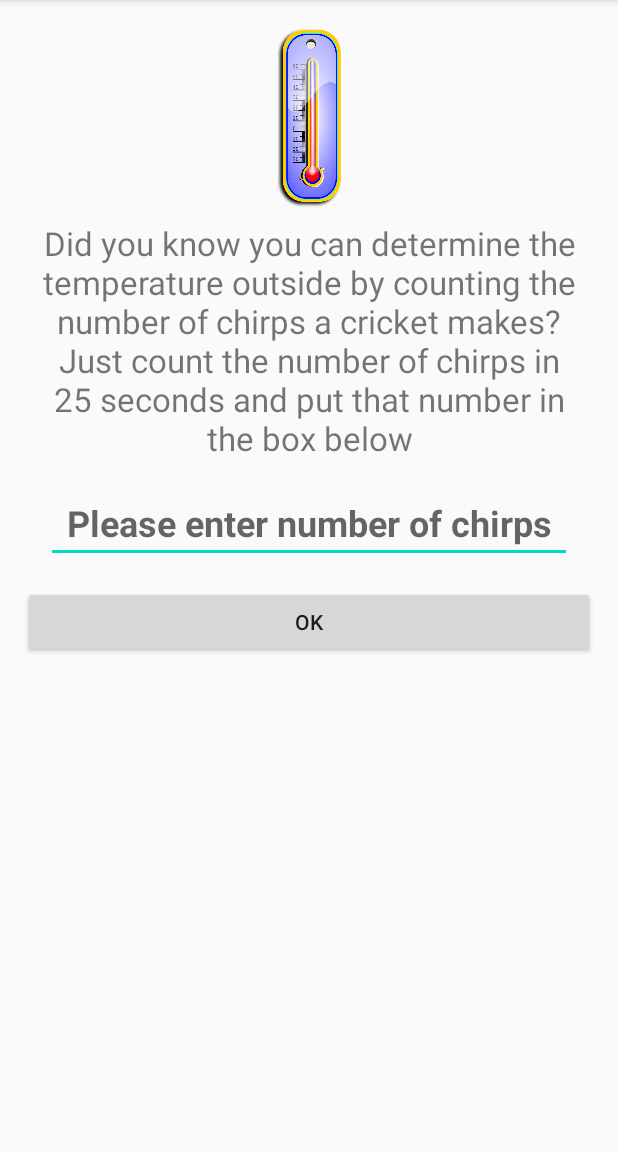
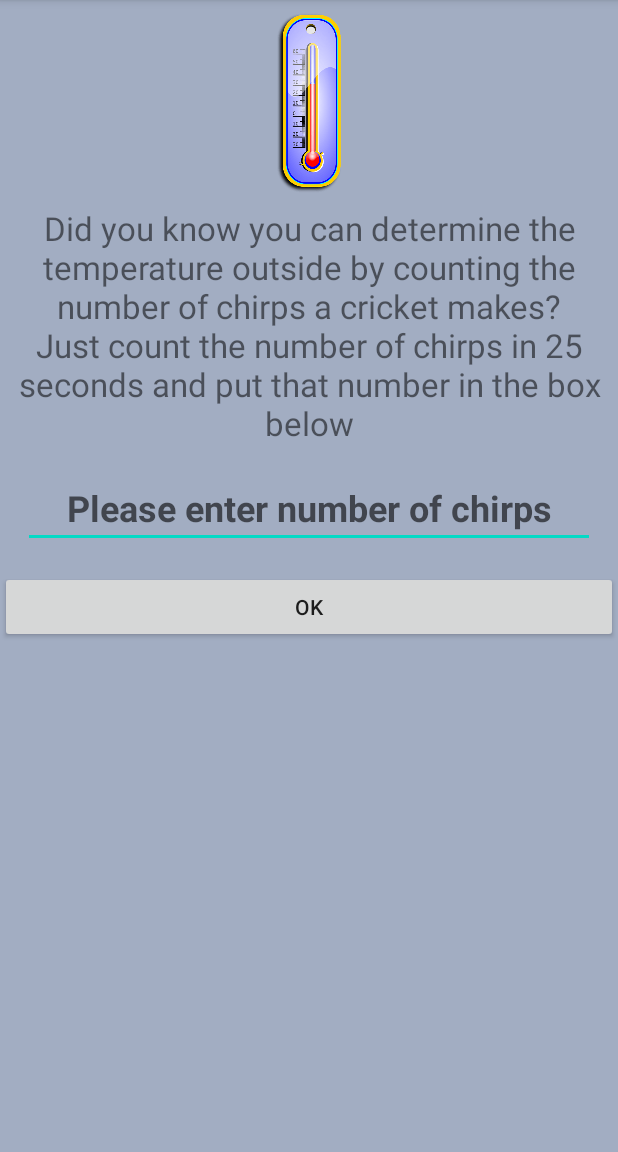
Before and after one commit to bladekey88/android, an Android app: the screen it shows after launch (MainActivity), on a phone screen of 412 x 824 dp, the part 84-1236 px from its top. Run offline under Robolectric (Android 15) with nearby library versions, the phone set to English and light mode, and no system bars.

Commit message:
Completed Cricket Test App and

```diff
--- a/app/src/main/java/com/example/cricketchirp/MainActivity.java
+++ b/app/src/main/java/com/example/cricketchirp/MainActivity.java
@@ -1,13 +1,60 @@
 package com.example.cricketchirp;
 
+import android.graphics.Color;
+import android.icu.text.DecimalFormat;
+import android.os.Bundle;
 import android.support.v7.app.AppCompatActivity;
-import android.os.Bundle;
+import android.view.View;
+import android.widget.Button;
+import android.widget.EditText;
+import android.widget.TextView;
+import android.widget.Toast;
 
 public class MainActivity extends AppCompatActivity {
+
+    EditText etChirps;
+    TextView tvResults;
+    Button btnSubmit;
+    String temperatureMessage;
+    DecimalFormat formatter;
 
     @Override
     protected void onCreate(Bundle savedInstanceState) {
         super.onCreate(savedInstanceState);
         setContentView(R.layout.activity_main);
+
+        etChirps = findViewById(R.id.etChirps);
+        tvResults = findViewById(R.id.tvResults);
+        btnSubmit = findViewById(R.id.btnSubmit);
+        tvResults.setVisibility(View.GONE);
+
+        formatter = new DecimalFormat("#0.0");
+
+        btnSubmit.setOnClickListener(new View.OnClickListener() {
+            @Override
+            public void onClick(View v) {
+
+
+
+                if (!etChirps.getText().toString().isEmpty()) {
+
+                    int numChirps = Integer.parseInt(etChirps.getText().toString().trim());
+                    if (numChirps > 0 && numChirps <= 150) {
+                        double temperature = (numChirps / 3.0) + 4;
+                        temperatureMessage = getString(R.string.approxTemp) + formatter.format(temperature) + getString(R.string.celsius);
+                        tvResults.setTextColor(Color.BLACK);
+                    } else {
+                        temperatureMessage = getString(R.string.chirpGreaterThanZero);
+                        tvResults.setTextColor(Color.RED);
+                    }
+
+                    tvResults.setText(temperatureMessage);
+                    tvResults.setVisibility(View.VISIBLE);
+
+                } else
+                {Toast.makeText(MainActivity.this, "Please enter the number of chirps", Toast.LENGTH_SHORT).show();}
+            }
+        });
+
     }
 }
--- a/app/src/main/res/layout/activity_main.xml
+++ b/app/src/main/res/layout/activity_main.xml
@@ -4,16 +4,16 @@
     xmlns:tools="http://schemas.android.com/tools"
     android:layout_width="match_parent"
     android:layout_height="match_parent"
-    android:layout_marginStart="15dp"
-    android:layout_marginTop="10dp"
-    android:layout_marginEnd="15dp"
+    android:background="@color/PRIMARY"
     android:orientation="vertical"
+    android:textAlignment="center"
     tools:context=".MainActivity">
 
     <ImageView
         android:id="@+id/imageView"
         android:layout_width="match_parent"
         android:layout_height="137dp"
+        android:layout_gravity="center_horizontal"
         app:srcCompat="@drawable/image_processing20200422_21689_id1fa7" />
 
     <TextView
@@ -28,7 +28,7 @@
         android:textSize="22sp" />
 
     <EditText
-        android:id="@+id/editTextNumber"
+        android:id="@+id/etChirps"
         android:layout_width="match_parent"
         android:layout_height="wrap_content"
         android:layout_marginStart="15dp"
@@ -43,8 +43,19 @@
         android:textStyle="bold" />
 
     <Button
-        android:id="@+id/button"
+        android:id="@+id/btnSubmit"
         android:layout_width="match_parent"
         android:layout_height="wrap_content"
         android:text="@android:string/ok" />
+
+    <TextView
+        android:id="@+id/tvResults"
+        android:layout_width="match_parent"
+        android:layout_height="106dp"
+        android:textAlignment="center"
+        android:textAllCaps="false"
+        android:textIsSelectable="false"
+        android:textSize="16sp"
+        android:textStyle="bold"
+        android:visibility="visible" />
 </LinearLayout>
--- a/app/src/main/res/values/colors.xml
+++ b/app/src/main/res/values/colors.xml
@@ -7,4 +7,5 @@
     <color name="teal_700">#FF018786</color>
     <color name="black">#FF000000</color>
     <color name="white">#FFFFFFFF</color>
+    <color name="PRIMARY">#60112E65</color>
 </resources>
--- a/app/src/main/res/values/strings.xml
+++ b/app/src/main/res/values/strings.xml
@@ -1,4 +1,7 @@
 <resources>
     <string name="app_name">Cricket Chirp</string>
     <string name="txt_description">Did you know you can determine the temperature outside by counting the number of chirps a cricket makes? Just count the number of chirps in 25 seconds and put that number in the box below</string>
+    <string name="approxTemp">"The Approximate Temperature is "</string>
+    <string name="celsius">" degrees Celsius"</string>
+    <string name="chirpGreaterThanZero">"The value entered must be greater or equal to 0"</string>
 </resources>
```
